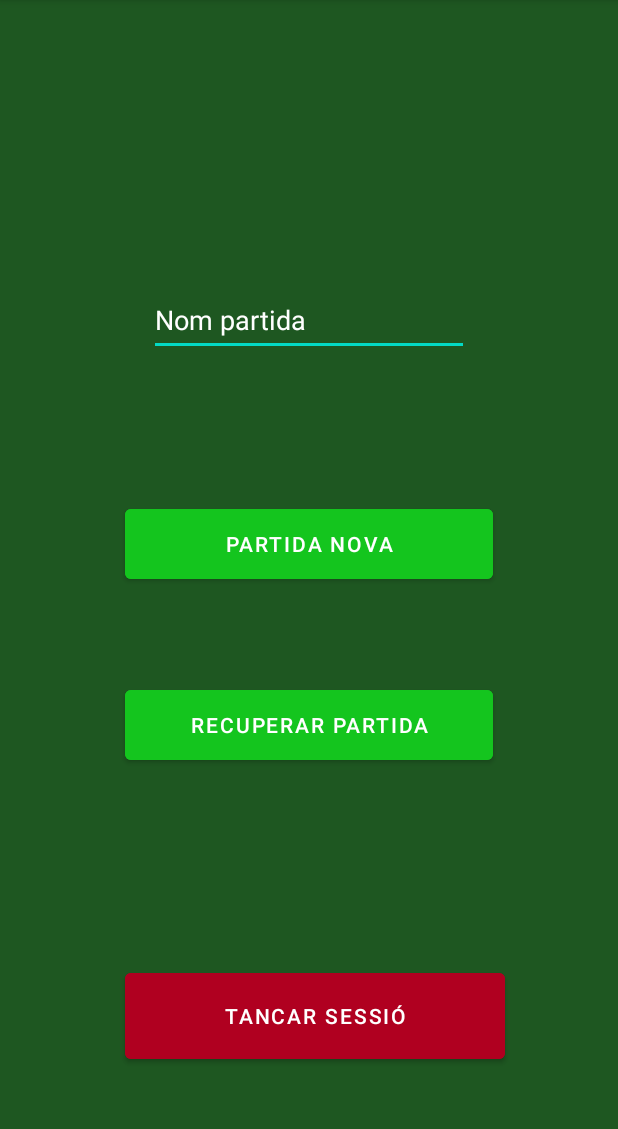
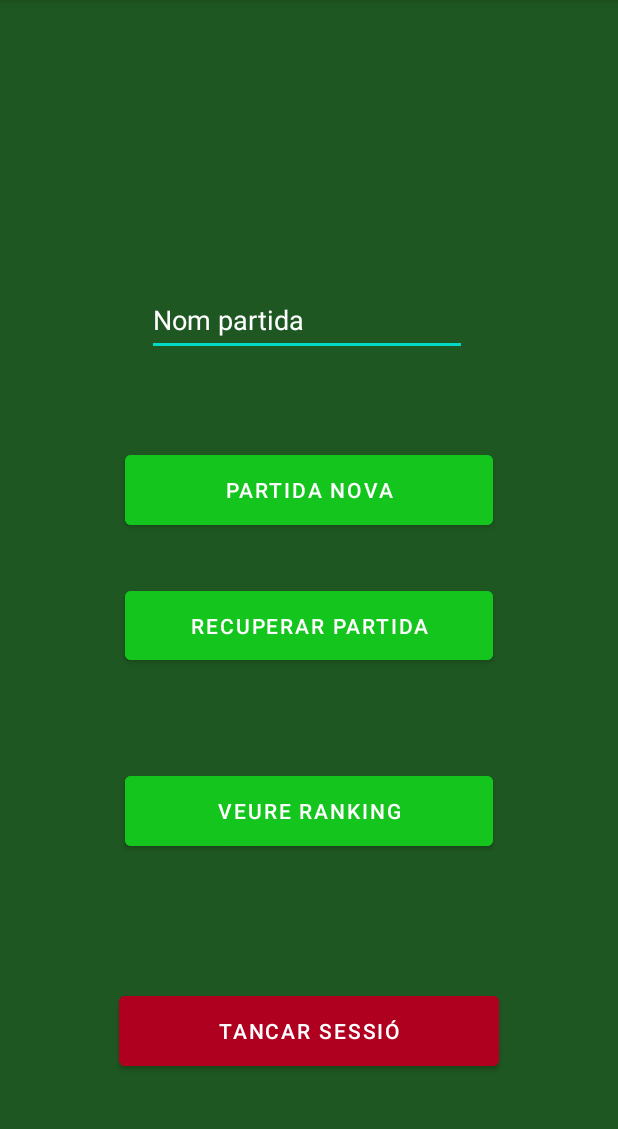
Before and after one commit to MarcOrtizBurgos/Practiques_FCT_HCB, an Android app: the FragmentPenjat screen opened directly, with no data from a screen before it, on a phone screen of 412 x 824 dp, the part 84-1213 px from its top. Run offline under Robolectric (Android 15) with nearby library versions, the phone set to English and light mode, and no system bars; our stand-ins replace Firebase (no records; nobody signed in at launch, a user with empty details on screens opened directly).

Commit message:
mob - compartir y recycleview ranking

```diff
--- a/PenjatFirebase2/app/build.gradle
+++ b/PenjatFirebase2/app/build.gradle
@@ -40,6 +40,7 @@ dependencies {
     implementation 'androidx.constraintlayout:constraintlayout:2.1.1'
     implementation 'androidx.navigation:navigation-fragment-ktx:2.3.5'
     implementation 'androidx.navigation:navigation-ui-ktx:2.3.5'
+    implementation 'androidx.compose.foundation:foundation-layout:1.0.0-beta04'
     testImplementation 'junit:junit:4.+'
     androidTestImplementation 'androidx.test.ext:junit:1.1.3'
     androidTestImplementation 'androidx.test.espresso:espresso-core:3.4.0'
--- a/PenjatFirebase2/app/src/main/AndroidManifest.xml
+++ b/PenjatFirebase2/app/src/main/AndroidManifest.xml
@@ -24,6 +24,12 @@
         <activity
             android:name=".FragmentPenjat"
             android:exported="false" />
+        <activity
+            android:name=".WinActivity"
+            android:exported="false" />
+        <activity
+            android:name=".RankingActivity"
+            android:exported="false" />
     </application>
 
 </manifest>
--- a/PenjatFirebase2/app/src/main/java/cat/copernic/marcortiz/penjatfirebase2/FragmentPenjat.kt
+++ b/PenjatFirebase2/app/src/main/java/cat/copernic/marcortiz/penjatfirebase2/FragmentPenjat.kt
@@ -58,6 +58,11 @@ class FragmentPenjat : AppCompatActivity() {
                 .addOnFailureListener { exception ->
                     Log.w(ContentValues.TAG, "Error getting documents.", exception)
                 }
+        }
+
+        buttonR.setOnClickListener {
+            val nouIntent: Intent = Intent(this, RankingActivity::class.java).apply {}
+            startActivity(nouIntent)
         }
 
         setup(email ?: "")
--- a/PenjatFirebase2/app/src/main/java/cat/copernic/marcortiz/penjatfirebase2/JocActivity.kt
+++ b/PenjatFirebase2/app/src/main/java/cat/copernic/marcortiz/penjatfirebase2/JocActivity.kt
@@ -197,10 +197,12 @@ class JocActivity : AppCompatActivity() {
                                 } else if (docu.get("acerts") //Comprovació de que has guanyat
                                         .hashCode() as Int == ArraySep?.filter { it.isNotEmpty() }.size.hashCode()
                                 ) {
-                                    alert("Win", "Has guanyat! :) , la paraula es $paraula")
+                                    //alert("Win", "Has guanyat! :) , la paraula es $paraula")
                                     finalitzat(partida, "guanyat")
                                     buttonEnvia.setEnabled(false)
                                     editLletra.setEnabled(false)
+                                    val newinIntent: Intent = Intent(this, WinActivity::class.java)
+                                    startActivity(newinIntent)
                                 }
                             }
                         }
--- /dev/null
+++ b/PenjatFirebase2/app/src/main/java/cat/copernic/marcortiz/penjatfirebase2/models/User.kt
@@ -0,0 +1,3 @@
+package cat.copernic.marcortiz.penjatfirebase2.models
+
+data class User(val name:String ?= null, val date:String ?= null, val punts:String ?= null)
--- a/PenjatFirebase2/app/src/main/res/layout/fragment_penjat.xml
+++ b/PenjatFirebase2/app/src/main/res/layout/fragment_penjat.xml
@@ -27,47 +27,61 @@
     <Button
         android:id="@+id/buttonTanca"
         android:layout_width="253dp"
-        android:layout_height="69dp"
-        android:layout_marginBottom="56dp"
+        android:layout_height="0dp"
+        android:layout_marginBottom="51dp"
         android:backgroundTint="@color/design_default_color_error"
         android:text="@string/tanca"
         android:textColor="@color/white"
         app:layout_constraintBottom_toBottomOf="parent"
         app:layout_constraintEnd_toEndOf="parent"
-        app:layout_constraintHorizontal_bias="0.525"
-        app:layout_constraintStart_toStartOf="parent" />
+        app:layout_constraintStart_toStartOf="parent"
+        app:layout_constraintTop_toBottomOf="@+id/buttonR" />
 
     <Button
         android:id="@+id/buttonN"
-        android:layout_width="0dp"
+        android:layout_width="245dp"
         android:layout_height="0dp"
-        android:layout_marginBottom="62dp"
+        android:layout_marginBottom="32dp"
         android:backgroundTint="@color/background_ligth_green"
         android:text="@string/PartidaN"
         android:textColor="@color/white"
         app:layout_constraintBottom_toTopOf="@+id/buttonA"
-        app:layout_constraintEnd_toEndOf="@+id/buttonA"
-        app:layout_constraintStart_toStartOf="@+id/buttonTanca"
+        app:layout_constraintEnd_toEndOf="parent"
+        app:layout_constraintStart_toStartOf="parent"
         app:layout_constraintTop_toBottomOf="@+id/editpartida" />
 
     <Button
         android:id="@+id/buttonA"
         android:layout_width="245dp"
         android:layout_height="0dp"
-        android:layout_marginBottom="130dp"
+        android:layout_marginBottom="65dp"
         android:backgroundTint="@color/background_ligth_green"
         android:text="@string/PartidaA"
+        android:textColor="@color/white"
+        app:layout_constraintBottom_toTopOf="@+id/buttonR"
+        app:layout_constraintEnd_toEndOf="parent"
+        app:layout_constraintStart_toStartOf="parent"
+        app:layout_constraintTop_toBottomOf="@+id/buttonN" />
+
+    <Button
+        android:id="@+id/buttonR"
+        android:layout_width="245dp"
+        android:layout_height="0dp"
+        android:layout_marginBottom="88dp"
+        android:backgroundTint="@color/background_ligth_green"
+        android:text="@string/veure_ranking"
         android:textColor="@color/white"
         app:layout_constraintBottom_toTopOf="@+id/buttonTanca"
         app:layout_constraintEnd_toEndOf="parent"
         app:layout_constraintStart_toStartOf="parent"
-        app:layout_constraintTop_toBottomOf="@+id/buttonN" />
+        app:layout_constraintTop_toBottomOf="@+id/buttonA" />
 
     <EditText
         android:id="@+id/editpartida"
         android:layout_width="wrap_content"
         android:layout_height="wrap_content"
-        android:layout_marginBottom="96dp"
+        android:layout_marginEnd="17dp"
+        android:layout_marginBottom="60dp"
         android:ems="10"
         android:hint="@string/nom_partida"
         android:inputType="textPersonName"
@@ -75,7 +89,6 @@
         android:textColor="@color/white"
         android:textColorHint="@color/white"
         app:layout_constraintBottom_toTopOf="@+id/buttonN"
-        app:layout_constraintEnd_toEndOf="parent"
-        app:layout_constraintStart_toStartOf="parent"
+        app:layout_constraintEnd_toEndOf="@+id/buttonN"
         app:layout_constraintTop_toBottomOf="@+id/textUsuari" />
 </androidx.constraintlayout.widget.ConstraintLayout>
--- a/PenjatFirebase2/app/src/main/res/values/strings.xml
+++ b/PenjatFirebase2/app/src/main/res/values/strings.xml
@@ -14,4 +14,8 @@
     <string name="lletra"><b>Escriu una lletra</b></string>
     <string name="enviar">Enviar</string>
     <string name="nom_partida">Nom partida</string>
+    <string name="has_guanyat">Has guanyat</string>
+    <string name="compartir">Compartir</string>
+    <string name="veure_ranking">Veure ranking</string>
+    <string name="ranking_penjat">Ranking Penjat</string>
 </resources>
```
Also changed, not shown: PenjatFirebase2/app/src/main/java/cat/copernic/marcortiz/penjatfirebase2/RankingActivity.kt (added, +54 -0 lines), PenjatFirebase2/app/src/main/java/cat/copernic/marcortiz/penjatfirebase2/WinActivity.kt (added, +52 -0 lines), PenjatFirebase2/app/src/main/java/cat/copernic/marcortiz/penjatfirebase2/adapters/RankingAdapter.kt (added, +52 -0 lines), PenjatFirebase2/app/src/main/res/layout/fragment_ranking.xml (added, +29 -0 lines), PenjatFirebase2/app/src/main/res/layout/fragment_win.xml (added, +65 -0 lines), PenjatFirebase2/app/src/main/res/layout/item_ranking.xml (added, +65 -0 lines).
